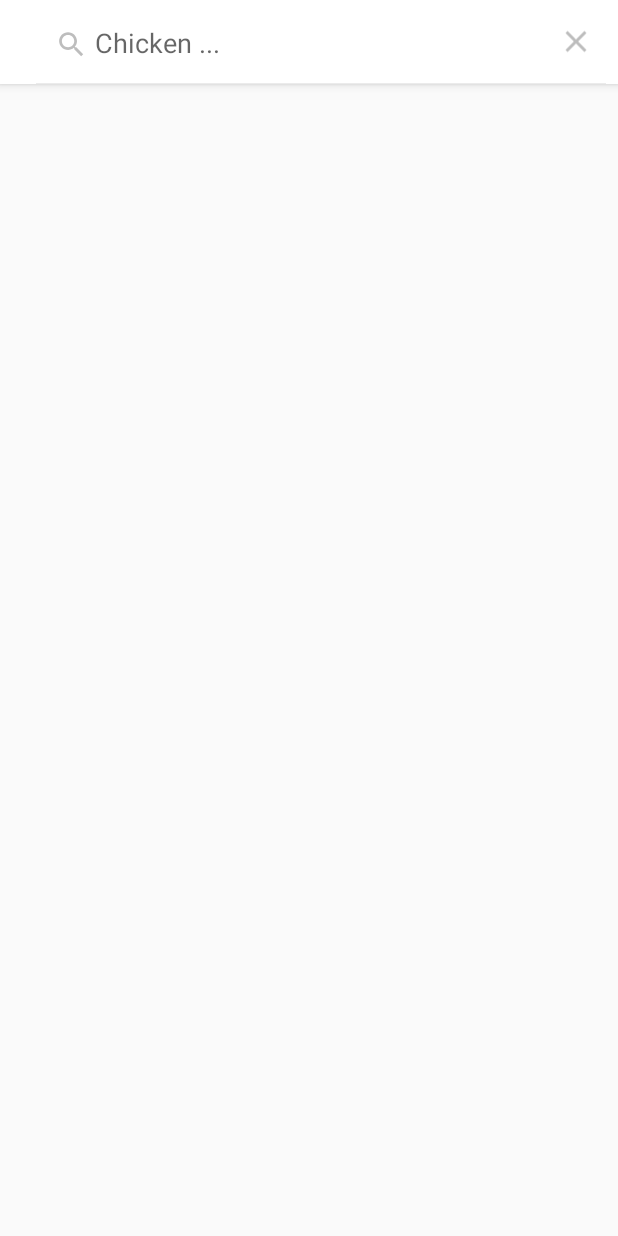
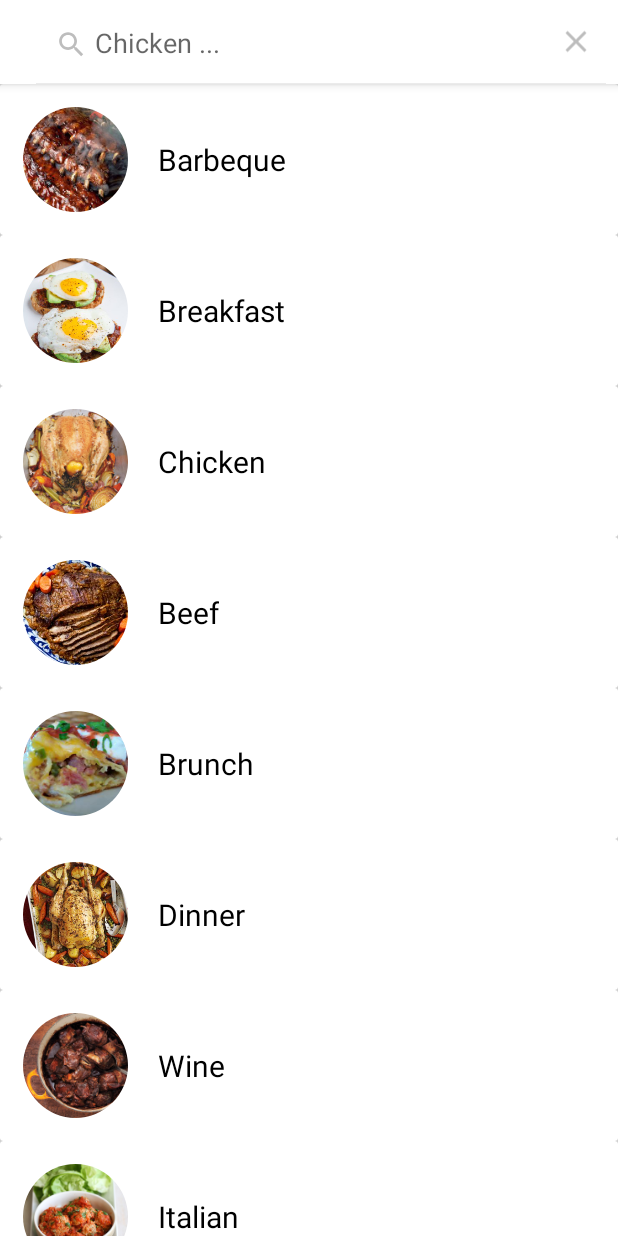
Before and after one commit to Dhananjaypathak27/FoodRecipes, an Android app: the screen it shows after launch (RecipeListActivity), after a tap on "Search", on a phone screen of 412 x 824 dp. Run offline under Robolectric (Android 15) with nearby library versions, the phone set to English and light mode, and no system bars; our stand-ins replace CircleImageView; pictures from the network do not load.

Commit message:
Category and its working added

```diff
--- a/app/build.gradle
+++ b/app/build.gradle
@@ -26,7 +26,7 @@ dependencies {
 
 
 
-    implementation 'com.google.android.material:material:1.2.1'
+
     def retrofitVersion = "2.5.0"
 
     implementation fileTree(dir: "libs", include: ["*.jar"])
@@ -61,4 +61,10 @@ dependencies {
 
     //coordinate layout
     implementation "androidx.coordinatorlayout:coordinatorlayout:1.1.0"
+
+    //material component
+    implementation 'com.google.android.material:material:1.2.1'
+
+    //circular image view
+    implementation 'de.hdodenhof:circleimageview:3.1.0'
 }
--- a/app/src/main/java/in/xparticle/foodrecipes/RecipeListActivity.java
+++ b/app/src/main/java/in/xparticle/foodrecipes/RecipeListActivity.java
@@ -50,6 +50,11 @@ public class RecipeListActivity extends BaseActivity implements OnRecipeListener
         initRecyclerView();
         subscribeObservers();
         initSearchView();
+
+        if(!mRecipeListViewModel.isViewingRecipes()){
+            //display the search category
+            displaySearchCategories();
+        }
     }
 
     private void subscribeObservers(){
@@ -88,25 +93,7 @@ public class RecipeListActivity extends BaseActivity implements OnRecipeListener
                 return false;
             }
         });
-//        final SearchView searchView= findViewById(R.id.search_view);
-//        searchView.setOnQueryTextListener(new SearchView.OnQueryTextListener() {
-//            @Override
-//            public boolean onQueryTextSubmit(String query) {
-//
-//                // Search the database for a recipe
-//                mRecipeListViewModel.searchRecipesApi(query, 1);
-//
-//                return false;
-//            }
-//
-//            @Override
-//            public boolean onQueryTextChange(String query) {
-//
-//                // Wait for the user to submit the search. So do nothing here.
-//
-//                return false;
-//            }
-//        });
+
     }
 
     @Override
@@ -116,6 +103,13 @@ public class RecipeListActivity extends BaseActivity implements OnRecipeListener
 
     @Override
     public void onCategoryClick(String category) {
+        mAdapter.displayLoading();
+        mRecipeListViewModel.searchRecipesApi(category, 1);
+    }
 
+    private void displaySearchCategories(){
+        mRecipeListViewModel.setIsViewingRecipes(false);
+        mAdapter.displaySearchCategories();
     }
+
 }
--- a/app/src/main/java/in/xparticle/foodrecipes/ViewModels/RecipeListViewModel.java
+++ b/app/src/main/java/in/xparticle/foodrecipes/ViewModels/RecipeListViewModel.java
@@ -11,8 +11,10 @@ import in.xparticle.foodrecipes.repositories.RecipeRepository;
 public class RecipeListViewModel extends ViewModel {
 
     private RecipeRepository mRecipeRepository;
+    private boolean mIsViewingRecipes;
 
     public RecipeListViewModel() {
+        mIsViewingRecipes= false;
         mRecipeRepository = RecipeRepository.getInstance();
     }
 
@@ -21,7 +23,16 @@ public class RecipeListViewModel extends ViewModel {
     }
 
     public void searchRecipesApi(String query, int pageNumber){
+        mIsViewingRecipes = true;
         mRecipeRepository.searchRecipesApi(query, pageNumber);
     }
 
+    public boolean isViewingRecipes(){
+        return mIsViewingRecipes;
+    }
+
+    public void setIsViewingRecipes(boolean isViewingRecipes){
+        mIsViewingRecipes = isViewingRecipes;
+    }
+
 }
--- /dev/null
+++ b/app/src/main/java/in/xparticle/foodrecipes/adapters/CategoryViewHolder.java
@@ -0,0 +1,30 @@
+package in.xparticle.foodrecipes.adapters;
+
+import android.view.View;
+import android.widget.TextView;
+
+import androidx.annotation.NonNull;
+import androidx.recyclerview.widget.RecyclerView;
+
+import de.hdodenhof.circleimageview.CircleImageView;
+import in.xparticle.foodrecipes.R;
+
+public class CategoryViewHolder extends RecyclerView.ViewHolder implements View.OnClickListener {
+
+    CircleImageView categoryImage;
+    TextView categoryTitle;
+    OnRecipeListener listener;
+
+    public CategoryViewHolder(@NonNull View itemView , OnRecipeListener listener) {
+        super(itemView);
+        this.listener = listener;
+        categoryImage = itemView.findViewById(R.id.category_image);
+        categoryTitle = itemView.findViewById(R.id.category_title);
+        itemView.setOnClickListener(this);
+    }
+
+    @Override
+    public void onClick(View v) {
+        listener.onCategoryClick(categoryTitle.getText().toString());
+    }
+}
--- a/app/src/main/java/in/xparticle/foodrecipes/adapters/RecipeRecyclerAdapter.java
+++ b/app/src/main/java/in/xparticle/foodrecipes/adapters/RecipeRecyclerAdapter.java
@@ -1,5 +1,7 @@
 package in.xparticle.foodrecipes.adapters;
 
+import android.content.Context;
+import android.net.Uri;
 import android.view.LayoutInflater;
 import android.view.View;
 import android.view.ViewGroup;
@@ -15,12 +17,13 @@ import java.util.List;
 
 import in.xparticle.foodrecipes.R;
 import in.xparticle.foodrecipes.models.Recipe;
+import in.xparticle.foodrecipes.util.Constants;
 
 public class RecipeRecyclerAdapter extends RecyclerView.Adapter<RecyclerView.ViewHolder> {
 
     private static final int RECIPE_TYPE = 1;
     private static final int LOADING_TYPE = 2;
-
+    private static final int CATEGORY_TYPE = 3;
 
     private List<Recipe> mRecipes;
     private OnRecipeListener mOnRecipeListener;
@@ -44,6 +47,10 @@ public class RecipeRecyclerAdapter extends RecyclerView.Adapter<RecyclerView.Vie
             case LOADING_TYPE:{
                 view = LayoutInflater.from(viewGroup.getContext()).inflate(R.layout.layout_loading_list_item, viewGroup, false);
                 return new LoadingViewHolder(view);
+            }
+            case CATEGORY_TYPE:{
+                view = LayoutInflater.from(viewGroup.getContext()).inflate(R.layout.layout_category_list_item, viewGroup, false);
+                return new CategoryViewHolder(view, mOnRecipeListener);
             }
             default:{
                 view = LayoutInflater.from(viewGroup.getContext()).inflate(R.layout.layout_recipe_list_item, viewGroup, false);
@@ -72,6 +79,21 @@ public class RecipeRecyclerAdapter extends RecyclerView.Adapter<RecyclerView.Vie
             ((RecipeViewHolder) viewHolder).publisher.setText(mRecipes.get(i).getPublisher());
             ((RecipeViewHolder) viewHolder).socialScore.setText(String.valueOf(Math.round(mRecipes.get(i).getSocial_rank())));
         }
+        else if(itemViewType == CATEGORY_TYPE){
+
+            RequestOptions options = new RequestOptions()
+                    .centerCrop()
+                    .error(R.drawable.ic_launcher_background);
+
+            Uri path = Uri.parse("android.resource://in.xparticle.foodrecipes/drawable/" + mRecipes.get(i).getImage_url());
+            Glide.with(((CategoryViewHolder) viewHolder).itemView)
+                    .setDefaultRequestOptions(options)
+                    .load(path)
+                    .into(((CategoryViewHolder) viewHolder).categoryImage);
+
+            ((CategoryViewHolder) viewHolder).categoryTitle.setText(mRecipes.get(i).getTitle());
+
+        }
 
 
     }
@@ -79,7 +101,11 @@ public class RecipeRecyclerAdapter extends RecyclerView.Adapter<RecyclerView.Vie
 
     @Override
     public int getItemViewType(int position) {
-        if(mRecipes.get(position).getTitle().equals("LOADING...")){
+
+        if(mRecipes.get(position).getSocial_rank() == -1){
+            return CATEGORY_TYPE;
+        }
+        else if(mRecipes.get(position).getTitle().equals("LOADING...")){
             return LOADING_TYPE;
         }
         else {
@@ -111,7 +137,18 @@ public class RecipeRecyclerAdapter extends RecyclerView.Adapter<RecyclerView.Vie
         return  false;
     }
 
-
+    public void displaySearchCategories(){
+        List<Recipe> categories  = new ArrayList<>();
+        for(int i =0; i< Constants.DEFAULT_SEARCH_CATEGORIES.length; i++){
+            Recipe recipe = new Recipe();
+            recipe.setTitle(Constants.DEFAULT_SEARCH_CATEGORIES[i]);
+            recipe.setImage_url(Constants.DEFAULT_SEARCH_CATEGORY_IMAGES[i]);
+            recipe.setSocial_rank(-1);
+            categories.add(recipe);
+        }
+        mRecipes = categories;
+        notifyDataSetChanged();
+    }
 
     @Override
     public int getItemCount() {
--- a/app/src/main/java/in/xparticle/foodrecipes/util/Constants.java
+++ b/app/src/main/java/in/xparticle/foodrecipes/util/Constants.java
@@ -8,4 +8,19 @@ public class Constants {
 
     public static final int NETWORK_TIMEOUT = 3000;
 
+    public static final String[] DEFAULT_SEARCH_CATEGORIES =
+            {"Barbeque", "Breakfast", "Chicken", "Beef", "Brunch", "Dinner", "Wine", "Italian"};
+
+    public static final String[] DEFAULT_SEARCH_CATEGORY_IMAGES =
+            {
+                    "barbeque",
+                    "breakfast",
+                    "chicken",
+                    "beef",
+                    "brunch",
+                    "dinner",
+                    "wine",
+                    "italian"
+            };
+
 }
--- /dev/null
+++ b/app/src/main/res/layout/layout_category_list_item.xml
@@ -0,0 +1,36 @@
+<?xml version="1.0" encoding="utf-8"?>
+<androidx.cardview.widget.CardView xmlns:android="http://schemas.android.com/apk/res/android"
+    xmlns:app="http://schemas.android.com/apk/res-auto"
+    android:id="@+id/card_view"
+    android:layout_width="match_parent"
+    android:layout_height="wrap_content"
+    app:cardElevation="10dp">
+
+    <LinearLayout
+        android:layout_width="match_parent"
+        android:layout_height="wrap_content"
+        android:padding="15dp"
+        android:orientation="horizontal"
+        android:gravity="center_vertical">
+
+    <de.hdodenhof.circleimageview.CircleImageView
+        android:id="@+id/category_image"
+        android:layout_width="70dp"
+        android:layout_height="70dp"
+        android:src="@drawable/ic_launcher_background"
+        />
+
+        <TextView
+            android:id="@+id/category_title"
+            android:layout_width="wrap_content"
+            android:layout_height="wrap_content"
+            android:layout_marginStart="20dp"
+            android:textSize="20sp"
+            android:textColor="#000"
+            android:text="Barbeque"
+            />
+
+
+    </LinearLayout>
+
+</androidx.cardview.widget.CardView>
```
Also changed, not shown: app/src/main/res/drawable/barbeque.jpg (added), app/src/main/res/drawable/beef.jpg (added), app/src/main/res/drawable/breakfast.jpg (added), app/src/main/res/drawable/brunch.jpg (added), app/src/main/res/drawable/chicken.jpg (added), app/src/main/res/drawable/dinner.jpg (added), app/src/main/res/drawable/italian.jpg (added), app/src/main/res/drawable/wine.jpg (added).
